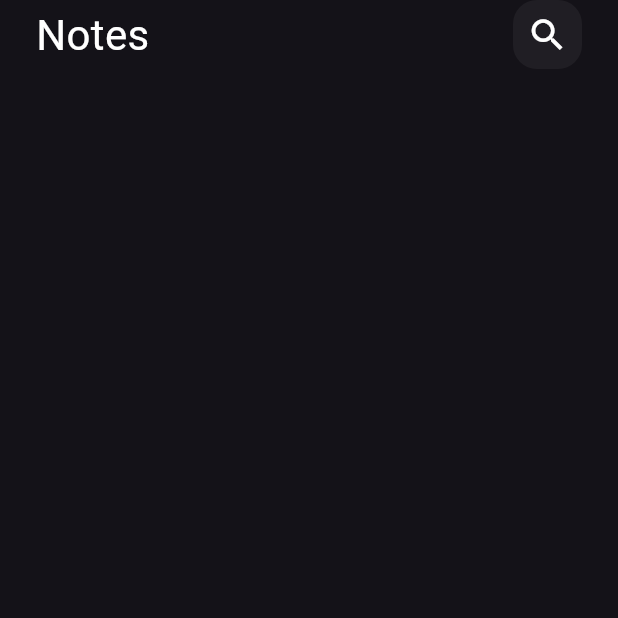
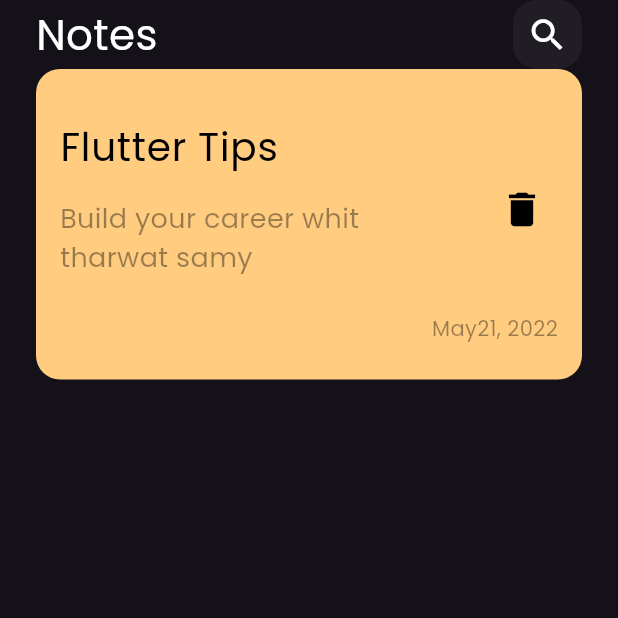
Before and after one commit to mhaz10/notes_app_udemy, a Flutter app: the screen it shows after launch, on a phone screen of 412 x 824 dp, the top half of it. Run offline on Flutter 3.47's test engine with Material 3 defaults, Android fonts, the phone set to English and light mode, and no system bars.

Commit message:
create custom note item

```diff
--- a/lib/main.dart
+++ b/lib/main.dart
@@ -12,8 +12,10 @@ class MyApp extends StatelessWidget {
   @override
   Widget build(BuildContext context) {
     return MaterialApp(
+      debugShowCheckedModeBanner: false,
       theme: ThemeData(
         brightness: Brightness.dark,
+        fontFamily: 'Poppins'
       ),
       home: const NotesView(),
     );
--- /dev/null
+++ b/lib/views/widgets/custom_note_item.dart
@@ -0,0 +1,31 @@
+import 'package:flutter/material.dart';
+
+class NoteItem extends StatelessWidget {
+  const NoteItem({super.key});
+
+  @override
+  Widget build(BuildContext context) {
+    return Container(
+      padding: const EdgeInsets.only(top: 24, bottom: 24, left: 16, right: 16),
+      decoration: BoxDecoration(
+          borderRadius: BorderRadius.circular(16),
+          color: Color(0xffFFCC80)
+      ),
+      child: Column(
+        crossAxisAlignment: CrossAxisAlignment.end,
+        children: [
+          ListTile(
+            contentPadding: EdgeInsets.zero,
+            title: const Text("Flutter Tips", style: TextStyle(color: Colors.black, fontSize: 26)),
+            subtitle: Padding(
+              padding: const EdgeInsets.only(top: 16, bottom: 16),
+              child: Text('Build your career whit tharwat samy', style: TextStyle(color: Colors.black.withOpacity(.4), fontSize: 18)),
+            ),
+            trailing: IconButton(onPressed: (){}, icon: Icon(Icons.delete, color: Colors.black,size: 30,)),
+          ),
+          Text('May21, 2022', style: TextStyle(color: Colors.black.withOpacity(.4)))
+        ],
+      ),
+    );
+  }
+}
--- a/lib/views/widgets/notes_view_body.dart
+++ b/lib/views/widgets/notes_view_body.dart
@@ -1,5 +1,6 @@
 import 'package:flutter/material.dart';
 import 'package:notes_app_udemy/views/widgets/custom_app_bar.dart';
+import 'package:notes_app_udemy/views/widgets/custom_note_item.dart';
 
 class NotesViewBody extends StatelessWidget {
   const NotesViewBody({super.key});
@@ -11,6 +12,7 @@ class NotesViewBody extends StatelessWidget {
       child: Column(
         children: [
           CustomAppBar(),
+          NoteItem()
         ],
       ),
     );
```
Also changed, not shown: pubspec.yaml (+5 -11 lines), assests/fonts/Poppins-Regular.ttf (added).
